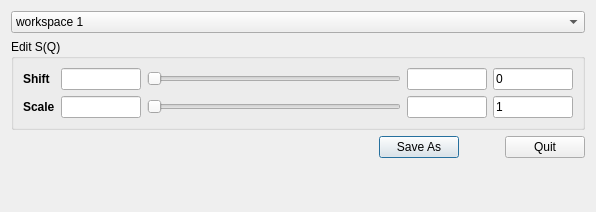
First picture: the form in designer/ui_editSq.ui, repository neutrons/addie, before the edit.
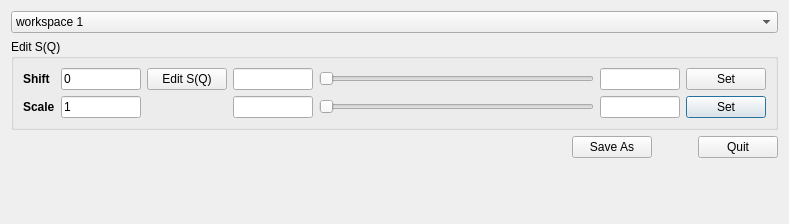
Second picture: the form after the edit.

Patch:
```diff
--- a/designer/ui_editSq.ui
+++ b/designer/ui_editSq.ui
@@ -6,8 +6,8 @@
    <rect>
     <x>0</x>
     <y>0</y>
-    <width>596</width>
-    <height>212</height>
+    <width>789</width>
+    <height>224</height>
    </rect>
   </property>
   <property name="windowTitle">
@@ -34,46 +34,7 @@
       <string>Edit S(Q)</string>
      </property>
      <layout class="QGridLayout" name="gridLayout">
-      <item row="1" column="0">
-       <widget class="QLabel" name="label_2">
-        <property name="font">
-         <font>
-          <weight>75</weight>
-          <bold>true</bold>
-         </font>
-        </property>
-        <property name="text">
-         <string>Scale</string>
-        </property>
-       </widget>
-      </item>
-      <item row="1" column="2">
-       <widget class="QLineEdit" name="lineEdit_scaleFactor">
-        <property name="maximumSize">
-         <size>
-          <width>80</width>
-          <height>16777215</height>
-         </size>
-        </property>
-        <property name="text">
-         <string>1</string>
-        </property>
-       </widget>
-      </item>
-      <item row="0" column="0">
-       <widget class="QLabel" name="label">
-        <property name="font">
-         <font>
-          <weight>75</weight>
-          <bold>true</bold>
-         </font>
-        </property>
-        <property name="text">
-         <string>Shift</string>
-        </property>
-       </widget>
-      </item>
-      <item row="0" column="2">
+      <item row="0" column="1">
        <widget class="QLineEdit" name="lineEdit_shift">
         <property name="sizePolicy">
          <sizepolicy hsizetype="Preferred" vsizetype="Fixed">
@@ -92,7 +53,27 @@
         </property>
        </widget>
       </item>
-      <item row="0" column="1">
+      <item row="1" column="4">
+       <widget class="QPushButton" name="pushButton_setScaleRange">
+        <property name="text">
+         <string>Set</string>
+        </property>
+       </widget>
+      </item>
+      <item row="1" column="1">
+       <widget class="QLineEdit" name="lineEdit_scaleFactor">
+        <property name="maximumSize">
+         <size>
+          <width>80</width>
+          <height>16777215</height>
+         </size>
+        </property>
+        <property name="text">
+         <string>1</string>
+        </property>
+       </widget>
+      </item>
+      <item row="0" column="3">
        <layout class="QHBoxLayout" name="horizontalLayout">
         <item>
          <widget class="QLineEdit" name="lineEdit_shiftMin">
@@ -135,7 +116,27 @@
         </item>
        </layout>
       </item>
-      <item row="1" column="1">
+      <item row="0" column="4">
+       <widget class="QPushButton" name="pushButton_setShiftRange">
+        <property name="text">
+         <string>Set</string>
+        </property>
+       </widget>
+      </item>
+      <item row="1" column="0">
+       <widget class="QLabel" name="label_2">
+        <property name="font">
+         <font>
+          <weight>75</weight>
+          <bold>true</bold>
+         </font>
+        </property>
+        <property name="text">
+         <string>Scale</string>
+        </property>
+       </widget>
+      </item>
+      <item row="1" column="3">
        <layout class="QHBoxLayout" name="horizontalLayout_2">
         <item>
          <widget class="QLineEdit" name="lineEdit_scaleMin">
@@ -178,6 +179,26 @@
         </item>
        </layout>
       </item>
+      <item row="0" column="0">
+       <widget class="QLabel" name="label">
+        <property name="font">
+         <font>
+          <weight>75</weight>
+          <bold>true</bold>
+         </font>
+        </property>
+        <property name="text">
+         <string>Shift</string>
+        </property>
+       </widget>
+      </item>
+      <item row="0" column="2">
+       <widget class="QPushButton" name="pushButton_editSQ">
+        <property name="text">
+         <string>Edit S(Q)</string>
+        </property>
+       </widget>
+      </item>
      </layout>
     </widget>
    </item>
```
